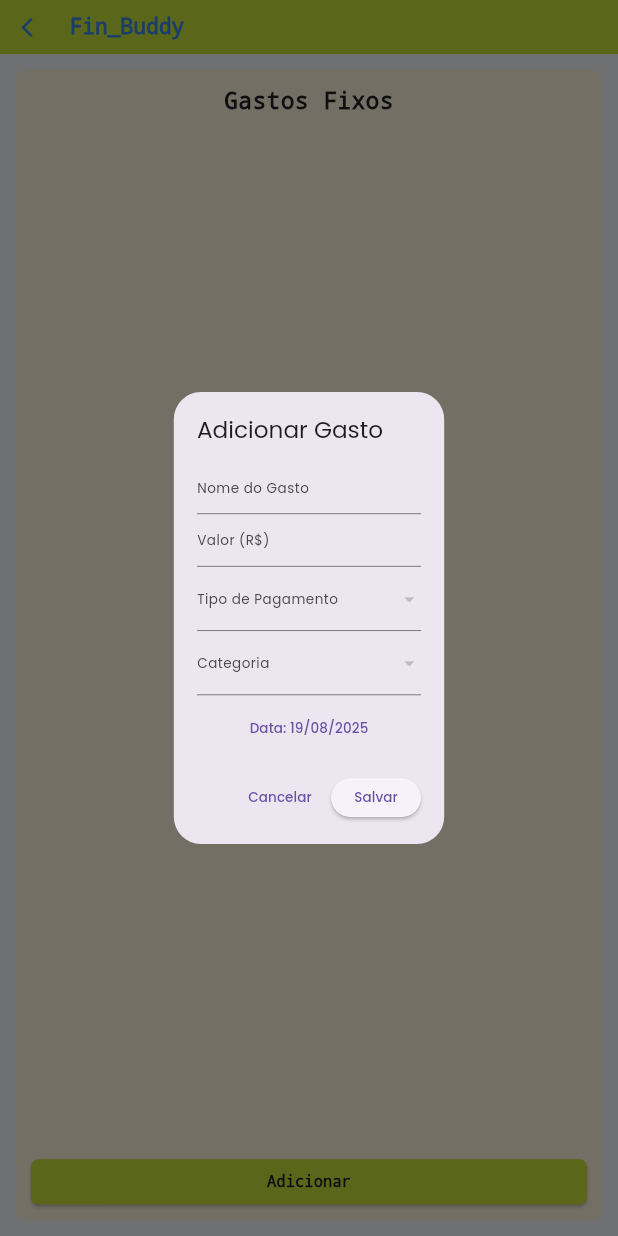
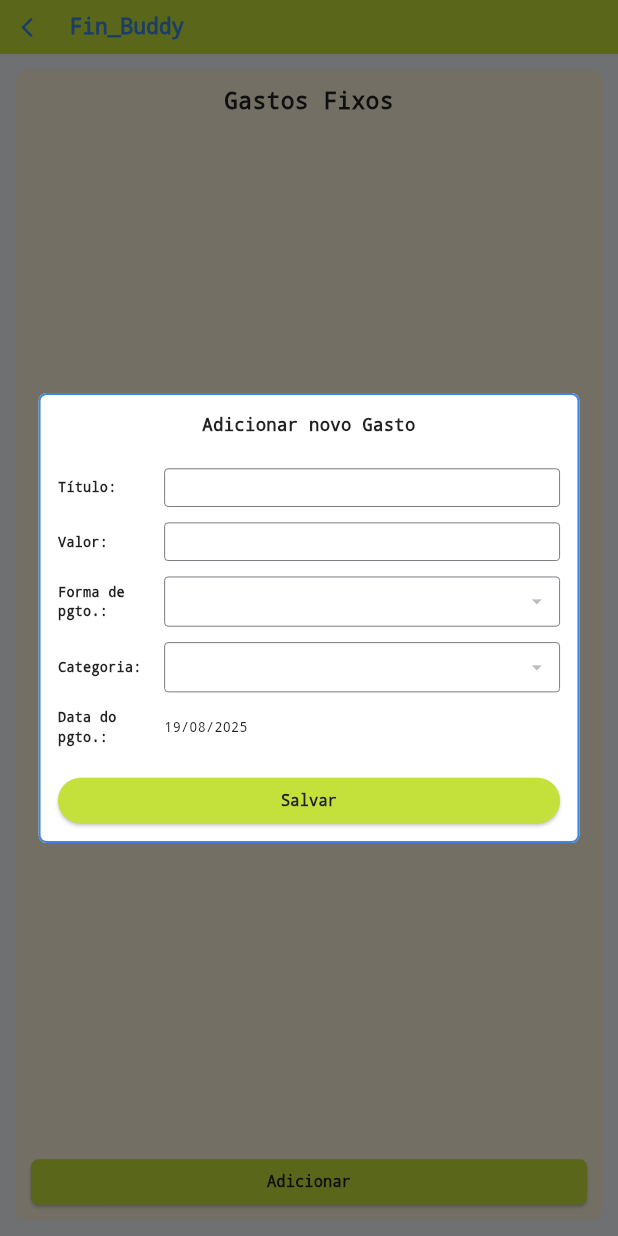
Before and after one commit to Dev-Sphere-Enterprise/GerenciadorFinanceiro_Mobile_2025_1, a Flutter app: the GastosFixosScreen screen opened directly, after a tap on "Adicionar", on a phone screen of 412 x 824 dp. Run offline on Flutter 3.47's test engine with Material 3 defaults, Android fonts, the phone set to English and light mode, and no system bars; our stand-ins replace bot_toast, cloud_firestore, device_preview, firebase_auth, firebase_core, fl_chart and 10 more; missing offline and left inert: rate_my_app; accounts and stored records are empty.

Commit message:
refatorado tela

```diff
--- a/finbuddy/lib/screens/Gastos/helpers/gastos_fixos_helpers.dart
+++ b/finbuddy/lib/screens/Gastos/helpers/gastos_fixos_helpers.dart
@@ -3,6 +3,16 @@ import 'package:cloud_firestore/cloud_firestore.dart';
 import 'package:firebase_auth/firebase_auth.dart';
 import 'package:intl/intl.dart';
 import '/../services/firestore_helpers.dart';
+
+const Color finBuddyLime = Color(0xFFC4E03B);
+const Color finBuddyBlue = Color(0xFF3A86E0);
+const Color finBuddyDark = Color(0xFF212121);
+
+const TextStyle estiloFonteMonospace = TextStyle(
+  fontFamily: 'monospace',
+  fontWeight: FontWeight.bold,
+  color: finBuddyDark,
+);
 
 Future<void> showAddOrEditGastoDialog({
   required BuildContext context,
@@ -15,18 +25,6 @@ Future<void> showAddOrEditGastoDialog({
   String? cartaoId,
   String? categoriaId,
 }) async {
-  final _auth = FirebaseAuth.instance;
-  final _firestore = FirebaseFirestore.instance;
-  final currentUser = _auth.currentUser;
-
-  final nomeController = TextEditingController(text: nome ?? '');
-  final valorController = TextEditingController(text: valor?.toString() ?? '');
-  DateTime selectedDate = dataCompra ?? DateTime.now();
-
-  String? selectedTipo = tipoPagamentoId;
-  String? selectedCartao = cartaoId;
-  String? selectedCategoria = categoriaId;
-  int selectedParcelas = parcelas;
 
   final tiposSnapshot = await FirestoreHelpers.getTiposPagamento().first;
   final categoriasSnapshot = await FirestoreHelpers.getCategorias().first;
@@ -34,150 +32,183 @@ Future<void> showAddOrEditGastoDialog({
 
   await showDialog(
     context: context,
-    builder: (context) {
-      return StatefulBuilder(builder: (context, setModalState) {
-        bool isParcelavel = false;
-        bool exigeCartao = false;
+    builder: (dialogContext) {
+      return _GastoDialogContent(
+        tiposPagamento: tiposSnapshot,
+        categorias: categoriasSnapshot,
+        cartoes: cartoesSnapshot,
+        gastoId: gastoId,
+        nome: nome,
+        valor: valor,
+        dataCompra: dataCompra,
+        parcelas: parcelas,
+        tipoPagamentoId: tipoPagamentoId,
+        cartaoId: cartaoId,
+        categoriaId: categoriaId,
+      );
+    },
+  );
+}
 
-        if (selectedTipo != null) {
-          final tipo = tiposSnapshot.firstWhere((t) => t['id'] == selectedTipo, orElse: () => {});
-          isParcelavel = tipo['Parcelavel'] == true;
-          exigeCartao = tipo['UsaCartao'] == true;
-        }
+class _GastoDialogContent extends StatefulWidget {
+  final List<Map<String, dynamic>> tiposPagamento;
+  final List<Map<String, dynamic>> categorias;
+  final List<Map<String, dynamic>> cartoes;
+  final String? gastoId, nome, tipoPagamentoId, cartaoId, categoriaId;
+  final double? valor;
+  final DateTime? dataCompra;
+  final int parcelas;
 
-        return AlertDialog(
-          title: Text(gastoId == null ? 'Adicionar Gasto' : 'Editar Gasto'),
-          content: SingleChildScrollView(
+  const _GastoDialogContent({
+    required this.tiposPagamento,
+    required this.categorias,
+    required this.cartoes,
+    this.gastoId, this.nome, this.valor, this.dataCompra,
+    required this.parcelas, this.tipoPagamentoId, this.cartaoId, this.categoriaId,
+  });
+
+  @override
+  _GastoDialogContentState createState() => _GastoDialogContentState();
+}
+
+class _GastoDialogContentState extends State<_GastoDialogContent> {
+  final _formKey = GlobalKey<FormState>();
+  late TextEditingController _nomeController;
+  late TextEditingController _valorController;
+  late DateTime _selectedDate;
+  String? _selectedTipo, _selectedCartao, _selectedCategoria;
+  int? _selectedParcelas;
+  bool _isLoading = false;
+
+  @override
+  void initState() {
+    super.initState();
+    _nomeController = TextEditingController(text: widget.nome);
+    _valorController = TextEditingController(text: widget.valor?.toStringAsFixed(2).replaceAll('.', ','));
+    _selectedDate = widget.dataCompra ?? DateTime.now();
+    _selectedTipo = widget.tipoPagamentoId;
+    _selectedCartao = widget.cartaoId;
+    _selectedCategoria = widget.categoriaId;
+    _selectedParcelas = widget.parcelas;
+  }
+
+  Widget _buildDialogRow(String label, Widget child) {
+    return Padding(
+      padding: const EdgeInsets.symmetric(vertical: 8.0),
+      child: Row(
+        crossAxisAlignment: CrossAxisAlignment.center,
+        children: [
+          SizedBox(
+            width: 100,
+            child: Text('$label:', style: estiloFonteMonospace.copyWith(fontSize: 14)),
+          ),
+          const SizedBox(width: 10),
+          Expanded(child: child),
+        ],
+      ),
+    );
+  }
+
+  Future<void> _salvarGasto() async {
+    if (!_formKey.currentState!.validate()) return;
+
+    setState(() => _isLoading = true);
+
+    try {
+      final currentUser = FirebaseAuth.instance.currentUser;
+      if (currentUser == null) throw Exception("Usuário não autenticado.");
+
+      final valorFinal = double.tryParse(_valorController.text.replaceAll(',', '.')) ?? 0.0;
+      final tipoSelecionado = widget.tiposPagamento.firstWhere((t) => t['id'] == _selectedTipo);
+
+      final gastoMap = {
+        'Nome': _nomeController.text.trim(),
+        'Valor': valorFinal,
+        'ID_Tipo_Pagamento': _selectedTipo,
+        'ID_Cartao': tipoSelecionado['UsaCartao'] == true ? _selectedCartao : null,
+        'ID_Categoria': _selectedCategoria,
+        'Parcelas': tipoSelecionado['Parcelavel'] == true ? _selectedParcelas : 1,
+        'Data_Compra': Timestamp.fromDate(_selectedDate),
+        'Recorrencia': true, 'Deletado': false,
+        'Data_Atualizacao': Timestamp.now(),
+      };
+
+      final ref = FirebaseFirestore.instance.collection('users').doc(currentUser.uid).collection('gastos_fixos');
+
+      if (widget.gastoId == null) {
+        gastoMap['Data_Criacao'] = Timestamp.now();
+        await ref.add(gastoMap);
+      } else {
+        await ref.doc(widget.gastoId).update(gastoMap);
+      }
+
+      if (mounted) Navigator.of(context).pop();
+
+    } catch (e) {
+      if (mounted) {
+        ScaffoldMessenger.of(context).showSnackBar(
+          SnackBar(content: Text('Erro ao salvar: ${e.toString()}'), backgroundColor: Colors.red),
+        );
+      }
+    } finally {
+      if (mounted) setState(() => _isLoading = false);
+    }
+  }
+
+  @override
+  Widget build(BuildContext context) {
+    final bool isEditing = widget.gastoId != null;
+    final tipoAtual = _selectedTipo != null ? widget.tiposPagamento.firstWhere((t) => t['id'] == _selectedTipo, orElse: () => {}) : null;
+    final bool isParcelavel = tipoAtual?['Parcelavel'] == true;
+    final bool exigeCartao = tipoAtual?['UsaCartao'] == true;
+
+    const inputDecoration = InputDecoration(
+        contentPadding: EdgeInsets.symmetric(horizontal: 10, vertical: 8),
+        border: OutlineInputBorder(),
+        isDense: true,
+    );
+
+    return Dialog(
+      backgroundColor: Colors.white,
+      shape: RoundedRectangleBorder(
+        borderRadius: BorderRadius.circular(8.0),
+        side: const BorderSide(color: finBuddyBlue, width: 2),
+      ),
+      child: Padding(
+        padding: const EdgeInsets.all(20.0),
+        child: Form(
+          key: _formKey,
+          child: SingleChildScrollView(
             child: Column(
+              mainAxisSize: MainAxisSize.min,
+              crossAxisAlignment: CrossAxisAlignment.stretch,
               children: [
-                TextField(
-                  controller: nomeController,
-                  decoration: const InputDecoration(labelText: 'Nome do Gasto'),
+                Text(
+                  isEditing ? 'Editar Gasto' : 'Adicionar novo Gasto',
+                  textAlign: TextAlign.center,
+                  style: estiloFonteMonospace.copyWith(fontSize: 18),
                 ),
-                TextField(
-                  controller: valorController,
-                  decoration: const InputDecoration(labelText: 'Valor (R\$)'),
-                  keyboardType: TextInputType.number,
-                ),
-                DropdownButtonFormField<String>(
-                  value: selectedTipo,
-                  decoration: const InputDecoration(labelText: 'Tipo de Pagamento'),
-                  items: tiposSnapshot.map<DropdownMenuItem<String>>((tipo) {
-                    return DropdownMenuItem(
-                      value: tipo['id'],
-                      child: Text(tipo['nome'] ?? tipo['Nome'] ?? 'Sem nome'),
-                    );
-                  }).toList(),
-                  onChanged: (value) {
-                    setModalState(() {
-                      selectedTipo = value;
-                      final tipo = tiposSnapshot.firstWhere((t) => t['id'] == value, orElse: () => {});
-                      isParcelavel = tipo['Parcelavel'] == true;
-                      exigeCartao = tipo['UsaCartao'] == true;
-                    });
-                  },
-                ),
-                if (isParcelavel)
-                  DropdownButtonFormField<int>(
-                    value: selectedParcelas,
-                    decoration: const InputDecoration(labelText: 'Parcelas'),
-                    items: List.generate(24, (i) => i + 1)
-                        .map((p) => DropdownMenuItem(value: p, child: Text('$p x')))
-                        .toList(),
-                    onChanged: (value) {
-                      setModalState(() {
-                        selectedParcelas = value ?? 1;
-                      });
-                    },
-                  ),
-                if (exigeCartao)
-                  DropdownButtonFormField<String>(
-                    value: selectedCartao,
-                    decoration: const InputDecoration(labelText: 'Cartão'),
-                    items: cartoesSnapshot.map<DropdownMenuItem<String>>((cartao) {
-                      return DropdownMenuItem(
-                        value: cartao['id'],
-                        child: Text(cartao['nome'] ?? cartao['Nome'] ?? 'Sem nome'),
-                      );
-                    }).toList(),
-                    onChanged: (value) {
-                      setModalState(() {
-                        selectedCartao = value;
-                      });
-                    },
-                  ),
-                DropdownButtonFormField<String>(
-                  value: selectedCategoria,
-                  decoration: const InputDecoration(labelText: 'Categoria'),
-                  items: categoriasSnapshot.map<DropdownMenuItem<String>>((cat) {
-                    return DropdownMenuItem(
-                      value: cat['id'],
-                      child: Text(cat['nome'] ?? cat['Nome'] ?? 'Sem nome'),
-                    );
-                  }).toList(),
-                  onChanged: (value) {
-                    setModalState(() {
-                      selectedCategoria = value;
-                    });
-                  },
-                ),
-                const SizedBox(height: 10),
-                TextButton(
-                  onPressed: () async {
-                    DateTime? picked = await showDatePicker(
-                      context: context,
-                      initialDate: selectedDate,
-                      firstDate: DateTime(1925),
-                      lastDate: DateTime(2100),
-                    );
-                    if (picked != null) {
-                      setModalState(() {
-                        selectedDate = picked;
-                      });
-                    }
-                  },
-                  child: Text('Data: ${DateFormat('dd/MM/yyyy').format(selectedDate)}'),
+                const SizedBox(height: 24),
+
+                _buildDialogRow('Título', TextFormField(controller: _nomeController, decoration: inputDecoration, validator: (v) => v!.isEmpty ? 'Obrigatório' : null)),
+                _buildDialogRow('Valor', TextFormField(controller: _valorController, decoration: inputDecoration, keyboardType: TextInputType.number, validator: (v) => v!.isEmpty ? 'Obrigatório' : null)),
+                _buildDialogRow('Forma de pgto.', DropdownButtonFormField<String>(decoration: inputDecoration, value: _selectedTipo, items: widget.tiposPagamento.map((t) => DropdownMenuItem<String>(value: t['id'], child: Text(t['Nome']))).toList(), onChanged: (v){ setState(() { _selectedTipo = v; if (v != null) { final tipo = widget.tiposPagamento.firstWhere((t) => t['id'] == v, orElse: () => {}); if (tipo['Parcelavel'] != true) _selectedParcelas = 1; if (tipo['UsaCartao'] != true) _selectedCartao = null; } });}, validator: (v) => v == null ? 'Obrigatório' : null)),
+                if (exigeCartao) _buildDialogRow('Selecione o cartão', DropdownButtonFormField<String>(decoration: inputDecoration, value: _selectedCartao, items: widget.cartoes.map((c) => DropdownMenuItem<String>(value: c['id'], child: Text(c['Nome']))).toList(), onChanged: (v) => setState(() => _selectedCartao = v), validator: (v) => v == null ? 'Obrigatório' : null)),
+                if (isParcelavel) _buildDialogRow('Número de parcelas', DropdownButtonFormField<int>(decoration: inputDecoration, value: _selectedParcelas, items: List.generate(24, (i) => i + 1).map((p) => DropdownMenuItem(value: p, child: Text('$p x'))).toList(), onChanged: (v) => setState(() => _selectedParcelas = v))),
+                _buildDialogRow('Categoria', DropdownButtonFormField<String>(decoration: inputDecoration, value: _selectedCategoria, items: widget.categorias.map((c) => DropdownMenuItem<String>(value: c['id'], child: Text(c['Nome']))).toList(), onChanged: (v) => setState(() => _selectedCategoria = v), validator: (v) => v == null ? 'Obrigatório' : null)),
+                _buildDialogRow('Data do pgto.', InkWell(onTap: () async { DateTime? picked = await showDatePicker(context: context, initialDate: _selectedDate, firstDate: DateTime(2000), lastDate: DateTime(2100)); if (picked != null) setState(() => _selectedDate = picked);}, child: Container(padding: const EdgeInsets.symmetric(vertical: 8), alignment: Alignment.centerLeft, child: Text(DateFormat('dd/MM/yyyy').format(_selectedDate), style: estiloFonteMonospace.copyWith(fontWeight: FontWeight.normal))))),
+
+                const SizedBox(height: 24),
+                ElevatedButton(
+                  style: ElevatedButton.styleFrom(backgroundColor: finBuddyLime, padding: const EdgeInsets.symmetric(vertical: 12)),
+                  onPressed: _isLoading ? null : _salvarGasto,
+                  child: _isLoading ? const SizedBox(height: 20, width: 20, child: CircularProgressIndicator(strokeWidth: 2.5, color: Colors.white)) : Text('Salvar', style: estiloFonteMonospace.copyWith(fontSize: 16)),
                 ),
               ],
             ),
           ),
-          actions: [
-            TextButton(onPressed: () => Navigator.pop(context), child: const Text('Cancelar')),
-            ElevatedButton(
-              child: const Text('Salvar'),
-              onPressed: () async {
-                final valorFinal = double.tryParse(valorController.text) ?? 0.0;
-                final gastoMap = {
-                  'Nome': nomeController.text.trim(),
-                  'Valor': valorFinal,
-                  'ID_Tipo_Pagamento': selectedTipo,
-                  'ID_Cartao': selectedCartao,
-                  'ID_Categoria': selectedCategoria,
-                  'Parcelas': isParcelavel ? selectedParcelas : 1,
-                  'Data_Compra': Timestamp.fromDate(selectedDate),
-                  'Recorrencia': true,
-                  'Deletado': false,
-                  'Data_Atualizacao': Timestamp.now(),
-                };
-
-                final ref = _firestore
-                    .collection('users')
-                    .doc(currentUser!.uid)
-                    .collection('gastos_fixos');
-
-                if (gastoId == null) {
-                  gastoMap['Data_Criacao'] = Timestamp.now();
-                  await ref.add(gastoMap);
-                } else {
-                  await ref.doc(gastoId).update(gastoMap);
-                }
-
-                Navigator.pop(context);
-              },
-            ),
-          ],
-        );
-      });
-    },
-  );
+        ),
+      ),
+    );
+  }
 }
```
